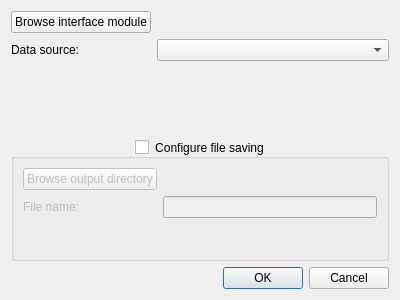
This is biogui/resources/data_source_config_dialog.ui in pulp-bio/biogui as Qt 5 draws it before an edit. The edited form follows.
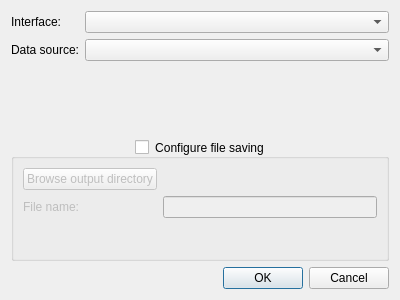
This is the edited form.

Commit message: Dropdown instead of browsing for interface files

Diff of the .ui file:
```diff
--- a/biogui/resources/data_source_config_dialog.ui
+++ b/biogui/resources/data_source_config_dialog.ui
@@ -20,22 +20,19 @@
       <enum>QLayout::SetDefaultConstraint</enum>
      </property>
      <item row="0" column="0">
-      <widget class="QPushButton" name="browseInterfaceModuleButton">
-       <property name="toolTip">
-        <string>The module must contain specific fields</string>
-       </property>
+      <widget class="QLabel" name="interfaceLabel">
        <property name="text">
-        <string>Browse interface module</string>
+        <string>Interface:</string>
+       </property>
+       <property name="alignment">
+        <set>Qt::AlignRight|Qt::AlignTrailing|Qt::AlignVCenter</set>
        </property>
       </widget>
      </item>
      <item row="0" column="1">
-      <widget class="QLabel" name="interfaceModulePathLabel">
-       <property name="text">
-        <string/>
-       </property>
-       <property name="wordWrap">
-        <bool>true</bool>
+      <widget class="QComboBox" name="interfaceModuleComboBox">
+       <property name="toolTip">
+        <string>Select an interface module</string>
        </property>
       </widget>
      </item>
```
The commit also changes 2 other files.
